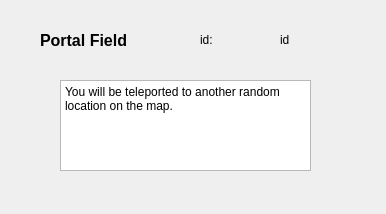
The window that portalwindow.ui (Molodid-Tyshchenko/qt-monopoly-) describes before a commit, drawn with Qt 5.
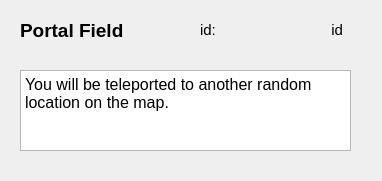
The same window after the commit.

Patch:
```diff
--- a/portalwindow.ui
+++ b/portalwindow.ui
@@ -6,8 +6,8 @@
    <rect>
     <x>0</x>
     <y>0</y>
-    <width>386</width>
-    <height>214</height>
+    <width>382</width>
+    <height>181</height>
    </rect>
   </property>
   <property name="windowTitle">
@@ -16,18 +16,21 @@
   <widget class="QLabel" name="name">
    <property name="geometry">
     <rect>
-     <x>40</x>
-     <y>30</y>
-     <width>121</width>
+     <x>20</x>
+     <y>20</y>
+     <width>151</width>
      <height>21</height>
     </rect>
    </property>
    <property name="font">
     <font>
-     <pointsize>12</pointsize>
+     <pointsize>14</pointsize>
      <bold>true</bold>
     </font>
    </property>
+   <property name="styleSheet">
+    <string notr="true">font-size: 14pt;</string>
+   </property>
    <property name="text">
     <string>Portal Field</string>
    </property>
@@ -36,11 +39,14 @@
    <property name="geometry">
     <rect>
      <x>200</x>
-     <y>30</y>
+     <y>20</y>
      <width>63</width>
      <height>20</height>
     </rect>
    </property>
+   <property name="styleSheet">
+    <string notr="true">font-size: 11pt;</string>
+   </property>
    <property name="text">
     <string>id:</string>
    </property>
@@ -49,29 +55,38 @@
    <property name="geometry">
     <rect>
      <x>280</x>
-     <y>30</y>
+     <y>20</y>
      <width>63</width>
      <height>20</height>
     </rect>
    </property>
+   <property name="styleSheet">
+    <string notr="true">font-size: 11pt;</string>
+   </property>
    <property name="text">
     <string>id</string>
    </property>
+   <property name="alignment">
+    <set>Qt::AlignRight|Qt::AlignTrailing|Qt::AlignVCenter</set>
+   </property>
   </widget>
   <widget class="QTextBrowser" name="textBrowser">
    <property name="geometry">
     <rect>
-     <x>60</x>
-     <y>80</y>
-     <width>251</width>
-     <height>91</height>
+     <x>20</x>
+     <y>70</y>
+     <width>331</width>
+     <height>81</height>
     </rect>
    </property>
+   <property name="styleSheet">
+    <string notr="true">font-size: 12pt;</string>
+   </property>
    <property name="html">
     <string>&lt;!DOCTYPE HTML PUBLIC &quot;-//W3C//DTD HTML 4.0//EN&quot; &quot;http://www.w3.org/TR/REC-html40/strict.dtd&quot;&gt;
 &lt;html&gt;&lt;head&gt;&lt;meta name=&quot;qrichtext&quot; content=&quot;1&quot; /&gt;&lt;meta charset=&quot;utf-8&quot; /&gt;&lt;style type=&quot;text/css&quot;&gt;
 p, li { white-space: pre-wrap; }
-&lt;/style&gt;&lt;/head&gt;&lt;body style=&quot; font-family:'Segoe UI'; font-size:9pt; font-weight:400; font-style:normal;&quot;&gt;
+&lt;/style&gt;&lt;/head&gt;&lt;body style=&quot; font-family:'Segoe UI'; font-size:12pt; font-weight:400; font-style:normal;&quot;&gt;
 &lt;p style=&quot; margin-top:0px; margin-bottom:0px; margin-left:0px; margin-right:0px; -qt-block-indent:0; text-indent:0px;&quot;&gt;You will be teleported to another random location on the map.&lt;/p&gt;&lt;/body&gt;&lt;/html&gt;</string>
    </property>
   </widget>
```
